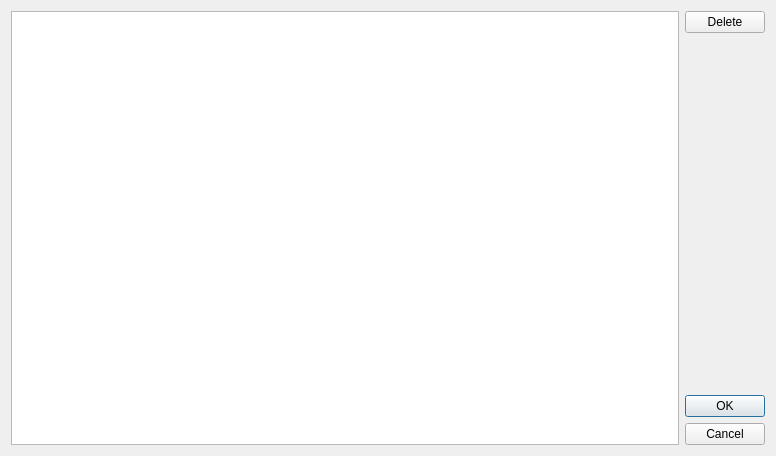
First picture: the form in src/ui/DocumentResourcesDialog.ui, repository altairwei/WizNotePlus, before the edit.
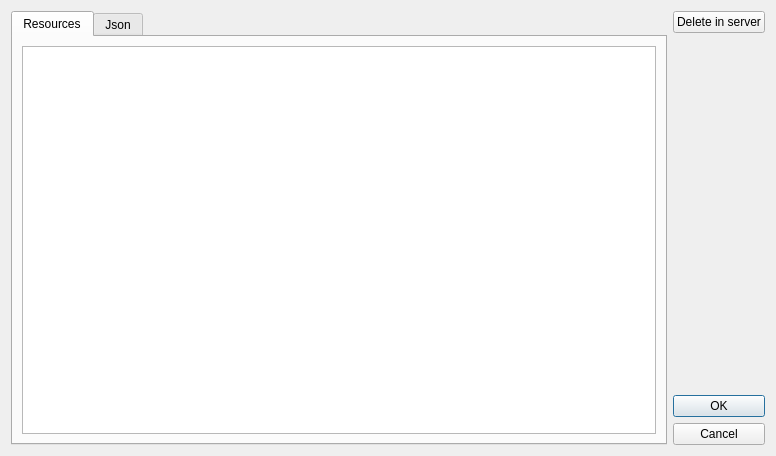
Second picture: the form after the edit.

Commit message: NEW: delete resources in server

What changed in the file:
```diff
--- a/src/ui/DocumentResourcesDialog.ui
+++ b/src/ui/DocumentResourcesDialog.ui
@@ -15,14 +15,38 @@
   </property>
   <layout class="QHBoxLayout" name="horizontalLayout">
    <item>
-    <widget class="QTableWidget" name="tableResources"/>
+    <widget class="QTabWidget" name="tabWidget">
+     <property name="currentIndex">
+      <number>0</number>
+     </property>
+     <widget class="QWidget" name="tab">
+      <attribute name="title">
+       <string>Resources</string>
+      </attribute>
+      <layout class="QVBoxLayout" name="verticalLayout_2">
+       <item>
+        <widget class="QTableWidget" name="tableResources"/>
+       </item>
+      </layout>
+     </widget>
+     <widget class="QWidget" name="tab_2">
+      <attribute name="title">
+       <string>Json</string>
+      </attribute>
+      <layout class="QVBoxLayout" name="verticalLayout_3">
+       <item>
+        <widget class="QTextBrowser" name="textJson"/>
+       </item>
+      </layout>
+     </widget>
+    </widget>
    </item>
    <item>
     <layout class="QVBoxLayout" name="verticalLayout">
      <item>
       <widget class="QPushButton" name="btnDelete">
        <property name="text">
-        <string>Delete</string>
+        <string>Delete in server</string>
        </property>
       </widget>
      </item>
@@ -41,6 +65,12 @@
      </item>
      <item alignment="Qt::AlignBottom">
       <widget class="QDialogButtonBox" name="buttonBox">
+       <property name="sizePolicy">
+        <sizepolicy hsizetype="Preferred" vsizetype="Expanding">
+         <horstretch>0</horstretch>
+         <verstretch>0</verstretch>
+        </sizepolicy>
+       </property>
        <property name="orientation">
         <enum>Qt::Vertical</enum>
        </property>
```
Left out of the diff: 2 changed lines with no effect on the pictures. The commit also changes 4 other files.
